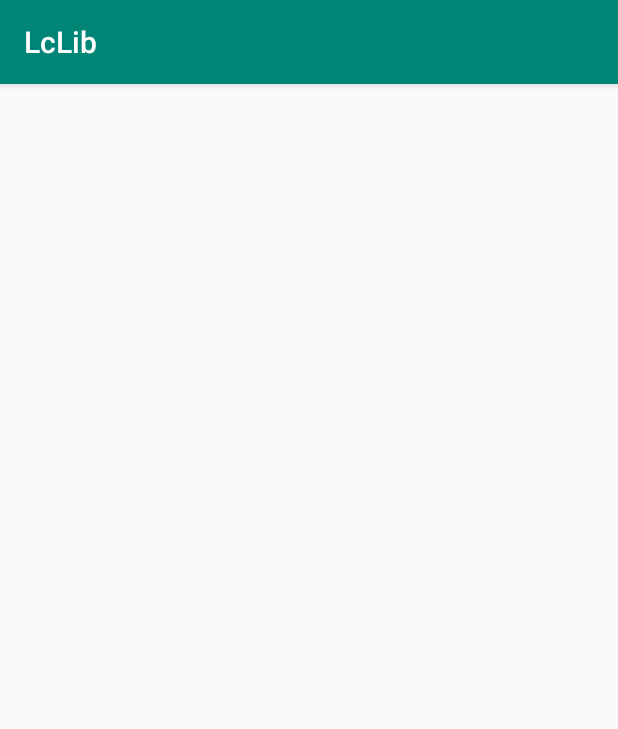
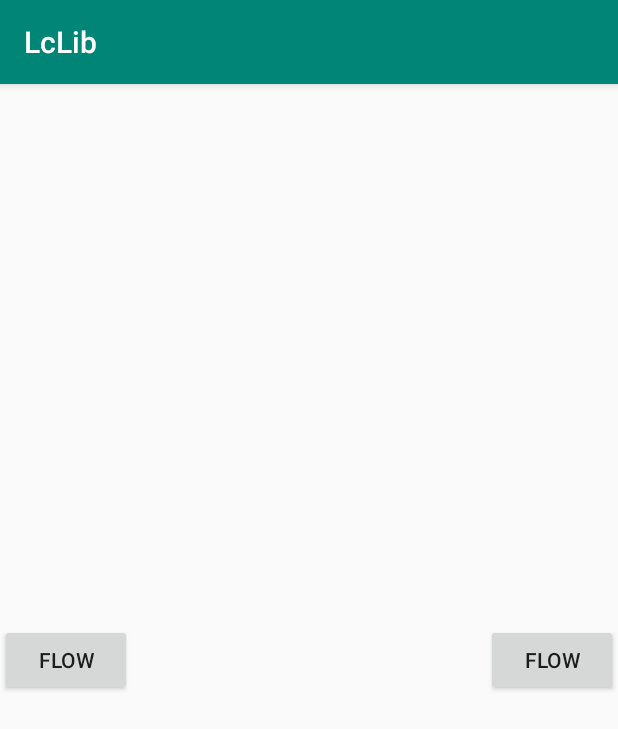
Before and after one commit to tangtingyun/LcLib, an Android app: the FlowActivity screen opened directly, with no data from a screen before it, on a phone screen of 412 x 824 dp. Shown: the top 729 px of the screen. Run offline under Robolectric (Android 15) with nearby library versions, the phone set to English and light mode, and no system bars.

Commit message:
写着玩

```diff
--- a/app/src/main/java/com/step/lclib/work/Ext.kt
+++ b/app/src/main/java/com/step/lclib/work/Ext.kt
@@ -7,5 +7,5 @@ const val GLOBAL_TAG = "LCPAPA"
 
 
 fun Any.lclog(msg: String?) {
-    Log.e(GLOBAL_TAG, msg ?: "")
+    Log.e(GLOBAL_TAG, "${Thread.currentThread()} ---> ${msg ?: ""}")
 }
--- a/app/src/main/res/layout/activity_flow.xml
+++ b/app/src/main/res/layout/activity_flow.xml
@@ -6,4 +6,22 @@
     android:layout_height="match_parent"
     tools:context=".work.page.FlowActivity">
 
+    <Button
+        android:id="@+id/btn_flow"
+        android:layout_width="wrap_content"
+        android:layout_height="wrap_content"
+        android:text="flow"
+        app:layout_constraintBottom_toBottomOf="parent"
+        app:layout_constraintLeft_toLeftOf="parent"
+        app:layout_constraintTop_toTopOf="parent" />
+
+    <Button
+        android:id="@+id/btn_flow_start"
+        android:layout_width="wrap_content"
+        android:layout_height="wrap_content"
+        android:text="flow"
+        app:layout_constraintBottom_toBottomOf="parent"
+        app:layout_constraintRight_toRightOf="parent"
+        app:layout_constraintTop_toTopOf="parent" />
+
 </androidx.constraintlayout.widget.ConstraintLayout>
```
Also changed, not shown: app/src/main/java/com/step/lclib/work/FlowCase.kt (+13 -8 lines), app/src/main/java/com/step/lclib/work/page/FlowActivity.kt (+92 -20 lines), app/src/main/java/com/step/lclib/work/page/FlowActivity2.kt (added, +161 -0 lines), app/src/main/java/com/step/lclib/work/page/FlowActivity3.kt (added, +167 -0 lines).
